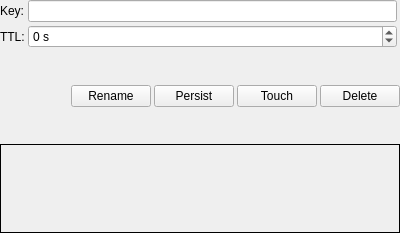
Qt form qredis/ui/RedisItemEditor.ui (tiagocoutinho/qredis) before a commit.
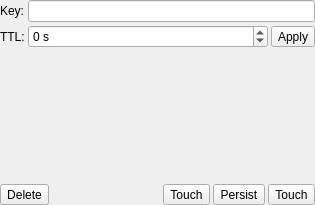
The same form after that commit. Icons and pictures are not drawn.

Patch:
```diff
--- a/qredis/ui/RedisItemEditor.ui
+++ b/qredis/ui/RedisItemEditor.ui
@@ -6,14 +6,14 @@
    <rect>
     <x>0</x>
     <y>0</y>
-    <width>400</width>
-    <height>233</height>
+    <width>315</width>
+    <height>205</height>
    </rect>
   </property>
   <property name="windowTitle">
    <string>Key Editor</string>
   </property>
-  <layout class="QGridLayout" name="gridLayout">
+  <layout class="QGridLayout" name="gridLayout" rowstretch="0,0,1,0" columnstretch="0,1,0,0">
    <property name="margin">
     <number>0</number>
    </property>
@@ -27,7 +27,14 @@
      </property>
     </widget>
    </item>
-   <item row="1" column="1">
+   <item row="0" column="0">
+    <widget class="QLabel" name="key_label">
+     <property name="text">
+      <string>Key:</string>
+     </property>
+    </widget>
+   </item>
+   <item row="1" column="1" colspan="2">
     <widget class="QSpinBox" name="ttl_value">
      <property name="specialValueText">
       <string>-----</string>
@@ -43,17 +50,29 @@
      </property>
     </widget>
    </item>
-   <item row="0" column="1">
-    <widget class="QLineEdit" name="key_value"/>
-   </item>
-   <item row="0" column="0">
-    <widget class="QLabel" name="key_label">
+   <item row="1" column="3">
+    <widget class="QToolButton" name="apply_ttl_button">
+     <property name="toolTip">
+      <string>Apply all changes</string>
+     </property>
      <property name="text">
-      <string>Key:</string>
+      <string>Apply</string>
+     </property>
+     <property name="icon">
+      <iconset theme="document-save"/>
+     </property>
+     <property name="iconSize">
+      <size>
+       <width>16</width>
+       <height>16</height>
+      </size>
      </property>
     </widget>
    </item>
-   <item row="2" column="0" colspan="3">
+   <item row="2" column="0" colspan="4">
+    <widget class="QWidget" name="type_editor" native="true"/>
+   </item>
+   <item row="3" column="0" colspan="4">
     <widget class="QWidget" name="widget" native="true">
      <layout class="QHBoxLayout" name="horizontalLayout">
       <property name="spacing">
@@ -62,6 +81,19 @@
       <property name="margin">
        <number>0</number>
       </property>
+      <item>
+       <widget class="QToolButton" name="delete_button">
+        <property name="statusTip">
+         <string>Delete key from database</string>
+        </property>
+        <property name="text">
+         <string>Delete</string>
+        </property>
+        <property name="icon">
+         <iconset theme="edit-delete"/>
+        </property>
+       </widget>
+      </item>
       <item>
        <spacer name="horizontalSpacer">
         <property name="orientation">
@@ -76,45 +108,47 @@
        </spacer>
       </item>
       <item>
-       <widget class="QPushButton" name="rename_button">
+       <widget class="QToolButton" name="touch_button">
+        <property name="toolTip">
+         <string>Alters the last access time of the key</string>
+        </property>
         <property name="text">
-         <string>Rename</string>
+         <string>Touch</string>
+        </property>
+        <property name="icon">
+         <iconset theme="go-down"/>
         </property>
        </widget>
       </item>
       <item>
-       <widget class="QPushButton" name="persist_button">
+       <widget class="QToolButton" name="persist_button">
+        <property name="toolTip">
+         <string>Remove expiration from key</string>
+        </property>
         <property name="text">
          <string>Persist</string>
         </property>
        </widget>
       </item>
       <item>
-       <widget class="QPushButton" name="pushButton">
+       <widget class="QToolButton" name="refresh_button">
+        <property name="toolTip">
+         <string>Refresh key data (value, ttl)</string>
+        </property>
         <property name="text">
          <string>Touch</string>
         </property>
-       </widget>
-      </item>
-      <item>
-       <widget class="QPushButton" name="pushButton_2">
-        <property name="text">
-         <string>Delete</string>
+        <property name="icon">
+         <iconset theme="view-refresh">
+          <normaloff>../../</normaloff>../../</iconset>
         </property>
        </widget>
       </item>
      </layout>
     </widget>
    </item>
-   <item row="3" column="0" colspan="3">
-    <widget class="QFrame" name="type_editor">
-     <property name="frameShape">
-      <enum>QFrame::Box</enum>
-     </property>
-     <property name="frameShadow">
-      <enum>QFrame::Plain</enum>
-     </property>
-    </widget>
+   <item row="0" column="1" colspan="3">
+    <widget class="QLineEdit" name="key_name"/>
    </item>
   </layout>
  </widget>
```
Left out of the diff: 3 changed lines with no effect on the pictures.
